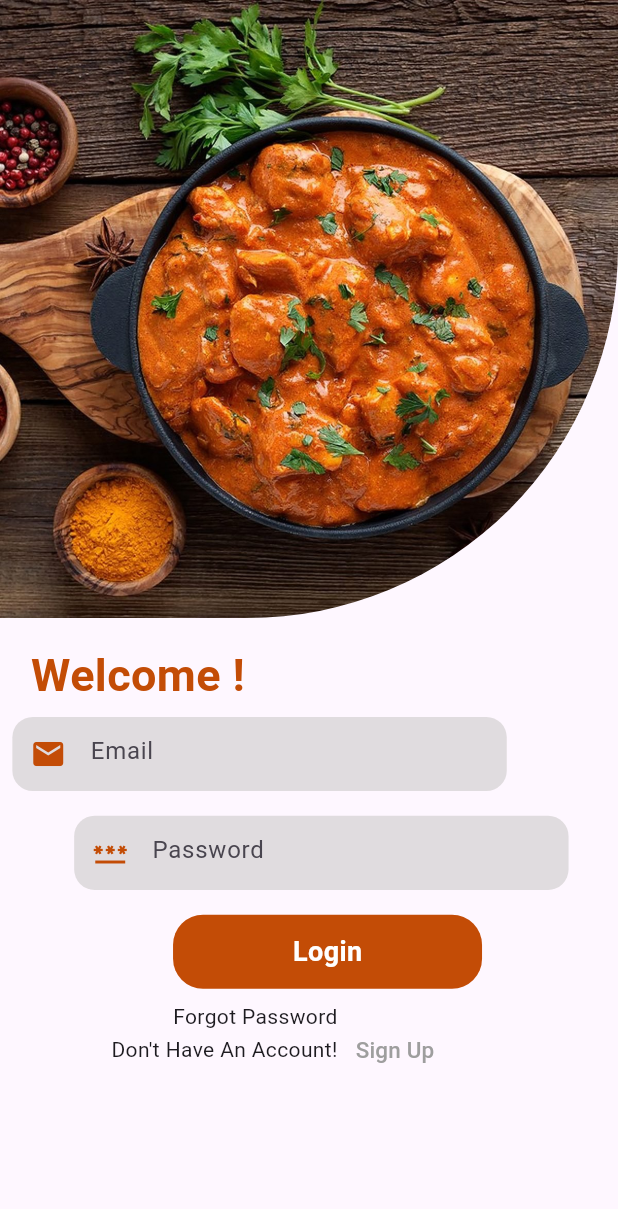
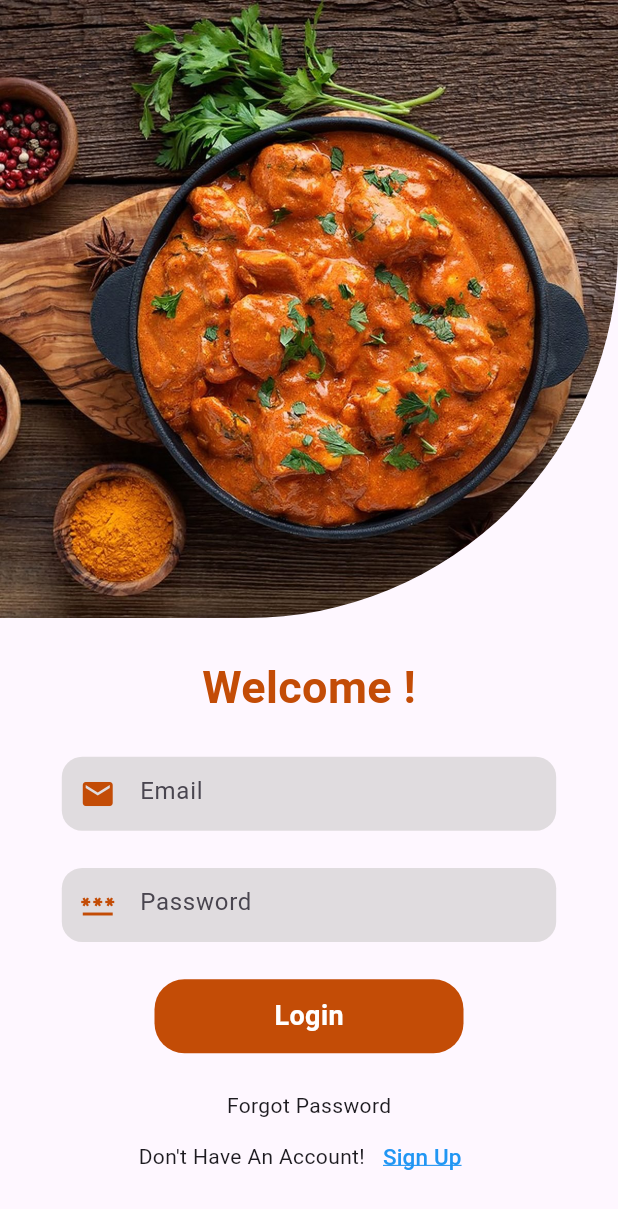
Before and after one commit to rahulsvaz/dash_dine, a Flutter app: the screen it shows after launch, on a phone screen of 412 x 824 dp. Shown: the top 1209 px of the screen. Run offline on Flutter 3.47's test engine with Material 3 defaults, Android fonts, the light colour scheme and no system bars.

Commit message:
login page allignment done

```diff
--- a/lib/features/login_page/login_page.dart
+++ b/lib/features/login_page/login_page.dart
@@ -28,61 +28,35 @@ class _LoginPageState extends State<LoginPage> {
             ),
             child: Image.asset('assets/images/indian-food.jpeg'),
           ),
-          Expanded(
-            child: Stack(
-              children: [
-                Positioned(
-                  left: width * 0.05,
-                  top: height * 0.02,
-                  child: Text(
+        SizedBox(height: height*0.03),
+                Text(
                   'Welcome !',
                   style: TextStyle(
                       fontSize: 30,
                       fontWeight: FontWeight.bold,
                       color: Palette.deepOrange),
-                  ),
-                ),
-                Positioned(
-                  top: height * 0.08,
-                  left: width * 0.02,
-                  child: const LoginTextForm(
+                ), SizedBox(height: height*0.03),
+                const LoginTextForm(
                   hint: 'Email',
                   preFixIcon: Icons.email,
-                  ),
-                ),
-                Positioned(
-                  top: height * 0.16,
-                  left: width * 0.12,
-                  child: const LoginTextForm(
+                ), SizedBox(height: height*0.03),
+                const LoginTextForm(
                   hint: 'Password',
                   preFixIcon: Icons.password,
-                  ),
-                ),
-                Positioned(
-                  top: height * 0.24,
-                  left: width * 0.28,
-                  child: const LoginButton(
+                ), SizedBox(height: height*0.03),
+                const LoginButton(
                   label: "Login",
-                  ),
-                ),
-                Positioned(
-                   top: height * 0.31,
-                  left: width * 0.28,
-                  child: Text('Forgot Password'),),
-                Positioned(
-                    top: height * 0.32,
-                  left: width * 0.18,
-                  child: Row(
+                ), SizedBox(height: height*0.03),
+                const Text('Forgot Password'),
+                Row(
+                  mainAxisAlignment: MainAxisAlignment.center,
                   children: [
                     const  Text( "Don't Have An Account!"),
                     TextButtonLogin(
                         callback: () {}, text:"Sign Up"),
                   ],
-                  ),
                 )
-              ],
-            ),
-          )
+
         ],
       ),
     );
--- a/lib/features/widgets/text_button.dart
+++ b/lib/features/widgets/text_button.dart
@@ -10,9 +10,14 @@ class TextButtonLogin extends StatelessWidget {
   Widget build(BuildContext context) {
     return TextButton(
       onPressed: callback,
-      child: Text(text,style: TextStyle(
-        color: Colors.grey,fontSize: 15
-      ),),
+      child: Text(
+        text,
+        style: const TextStyle(
+            decoration: TextDecoration.underline,
+            decorationColor: Colors.blue,
+            color: Colors.blue,
+            fontSize: 15),
+      ),
     );
   }
 }
```
Lines whose indentation alone changed are shown as unchanged.
